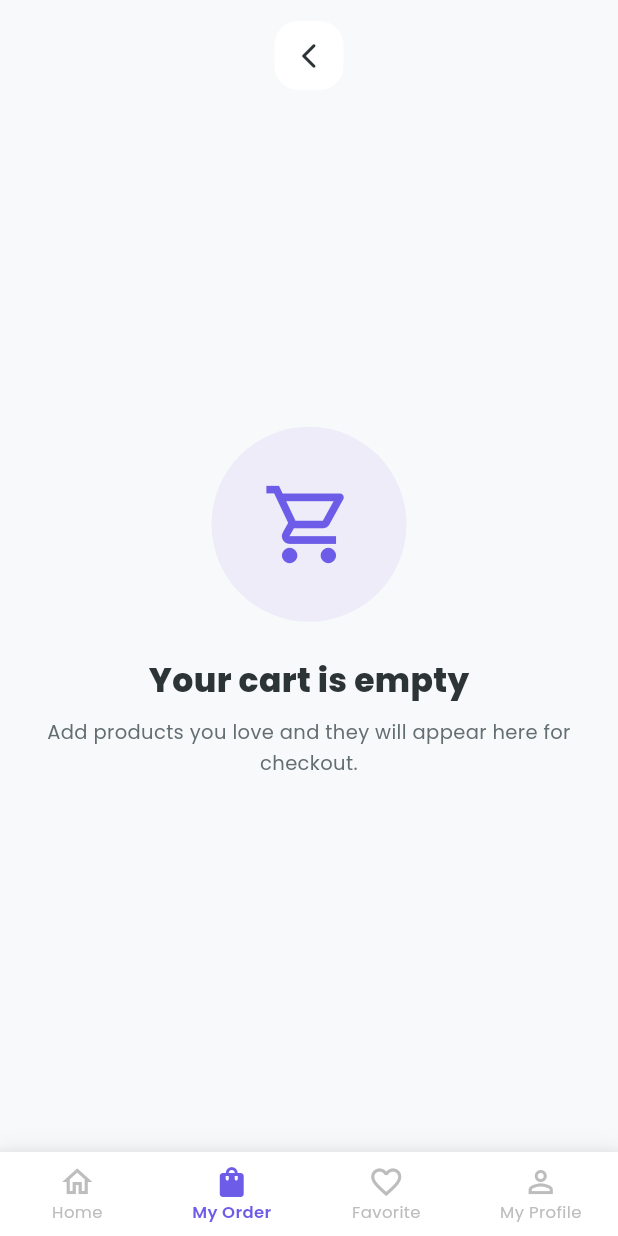
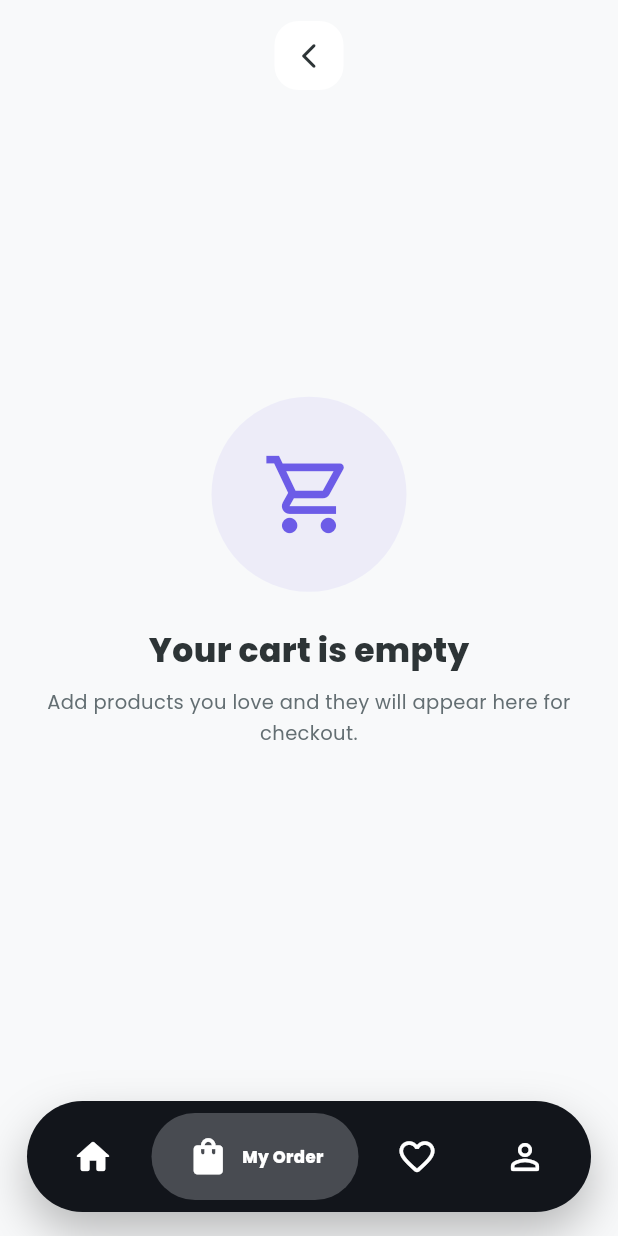
Before and after one commit to shenalchanu8/RACKTRADE, a Flutter app: the MainScreen screen opened directly, item 2 of the bottom bar chosen, on a phone screen of 412 x 824 dp. Run offline on Flutter 3.47's test engine with Material 3 defaults, Android fonts, the phone set to English and light mode, and no system bars; our stand-ins replace carousel_slider, flutter_rating_bar, google_fonts, shared_preferences, smooth_page_indicator; accounts and stored records are empty; network calls fail.

Commit message:
update nav bar

```diff
--- a/urban_threads/lib/widgets/bottom_nav_bar.dart
+++ b/urban_threads/lib/widgets/bottom_nav_bar.dart
@@ -18,78 +18,144 @@ class BottomNavBar extends StatelessWidget {
 
   @override
   Widget build(BuildContext context) {
-    return Container(
+    const items = [
+      _NavItemData(
+        icon: Icons.home_rounded,
+        label: 'Home',
+      ),
+      _NavItemData(
+        icon: Icons.shopping_bag_outlined,
+        activeIcon: Icons.shopping_bag_rounded,
+        label: 'My Order',
+      ),
+      _NavItemData(
+        icon: Icons.favorite_border_rounded,
+        activeIcon: Icons.favorite_rounded,
+        label: 'Favorite',
+      ),
+      _NavItemData(
+        icon: Icons.person_outline_rounded,
+        activeIcon: Icons.person_rounded,
+        label: 'My Profile',
+      ),
+    ];
+    final counts = [0, cartItemCount, favoriteItemCount, 0];
+
+    return SafeArea(
+      top: false,
+      child: Padding(
+        padding: const EdgeInsets.fromLTRB(18, 6, 18, 16),
+        child: Container(
+          height: 74,
+          padding: const EdgeInsets.all(8),
           decoration: BoxDecoration(
-        color: Colors.white,
+            color: const Color(0xFF12151B),
+            borderRadius: BorderRadius.circular(38),
             boxShadow: [
               BoxShadow(
-            color: Colors.grey.withOpacity(0.1),
-            spreadRadius: 1,
-            blurRadius: 10,
-            offset: const Offset(0, -5),
+                color: Colors.black.withValues(alpha: 0.26),
+                blurRadius: 26,
+                offset: const Offset(0, 14),
               ),
             ],
           ),
-      child: BottomNavigationBar(
-        currentIndex: currentIndex,
-        onTap: onTap,
-        type: BottomNavigationBarType.fixed,
-        backgroundColor: Colors.white,
-        selectedItemColor: AppColors.secondary,
-        unselectedItemColor: Colors.grey.shade400,
-        selectedLabelStyle: GoogleFonts.poppins(
-          fontSize: 11,
-          fontWeight: FontWeight.w600,
+          child: Row(
+            children: List.generate(items.length, (index) {
+              final item = items[index];
+              final isSelected = currentIndex == index;
+              return _NavBarItem(
+                item: item,
+                count: counts[index],
+                isSelected: isSelected,
+                onTap: () => onTap(index),
+              );
+            }),
           ),
-        unselectedLabelStyle: GoogleFonts.poppins(
-          fontSize: 11,
         ),
-        items: [
-          const BottomNavigationBarItem(
-            icon: Icon(Icons.home_outlined),
-            activeIcon: Icon(Icons.home),
-            label: 'Home',
-          ),
-          BottomNavigationBarItem(
-            icon: _BadgeIcon(
-              icon: Icons.shopping_bag_outlined,
-              count: cartItemCount,
-            ),
-            activeIcon: _BadgeIcon(
-              icon: Icons.shopping_bag,
-              count: cartItemCount,
-            ),
-            label: 'My Order',
-          ),
-          BottomNavigationBarItem(
-            icon: _BadgeIcon(
-              icon: Icons.favorite_outline,
-              count: favoriteItemCount,
-            ),
-            activeIcon: _BadgeIcon(
-              icon: Icons.favorite,
-              count: favoriteItemCount,
-            ),
-            label: 'Favorite',
-          ),
-          const BottomNavigationBarItem(
-            icon: Icon(Icons.person_outline),
-            activeIcon: Icon(Icons.person),
-            label: 'My Profile',
-          ),
-        ],
       ),
     );
   }
 }
 
-class _BadgeIcon extends StatelessWidget {
+class _NavBarItem extends StatelessWidget {
+  final _NavItemData item;
+  final int count;
+  final bool isSelected;
+  final VoidCallback onTap;
+
+  const _NavBarItem({
+    required this.item,
+    required this.count,
+    required this.isSelected,
+    required this.onTap,
+  });
+
+  @override
+  Widget build(BuildContext context) {
+    final icon = isSelected ? item.activeIcon ?? item.icon : item.icon;
+
+    return Expanded(
+      flex: isSelected ? 2 : 1,
+      child: Semantics(
+        button: true,
+        selected: isSelected,
+        label: item.label,
+        child: InkWell(
+          onTap: onTap,
+          borderRadius: BorderRadius.circular(32),
+          child: AnimatedContainer(
+            duration: const Duration(milliseconds: 220),
+            curve: Curves.easeOutCubic,
+            height: double.infinity,
+            margin: const EdgeInsets.symmetric(horizontal: 3),
+            padding: EdgeInsets.symmetric(horizontal: isSelected ? 14 : 6),
+            decoration: BoxDecoration(
+              color: isSelected ? const Color(0xFF484B51) : Colors.transparent,
+              borderRadius: BorderRadius.circular(32),
+            ),
+            child: isSelected
+                ? Row(
+                    mainAxisAlignment: MainAxisAlignment.center,
+                    children: [
+                      _NavIcon(icon: icon, count: count, isSelected: true),
+                      const SizedBox(width: 8),
+                      Flexible(
+                        child: Text(
+                          item.label,
+                          style: GoogleFonts.poppins(
+                            color: Colors.white,
+                            fontSize: 11,
+                            fontWeight: FontWeight.w800,
+                          ),
+                          maxLines: 1,
+                          overflow: TextOverflow.ellipsis,
+                        ),
+                      ),
+                    ],
+                  )
+                : Center(
+                    child: _NavIcon(
+                      icon: icon,
+                      count: count,
+                      isSelected: false,
+                    ),
+                  ),
+          ),
+        ),
+      ),
+    );
+  }
+}
+
+class _NavIcon extends StatelessWidget {
   final IconData icon;
   final int count;
+  final bool isSelected;
 
-  const _BadgeIcon({
+  const _NavIcon({
     required this.icon,
     required this.count,
+    required this.isSelected,
   });
 
   @override
@@ -97,33 +163,58 @@ class _BadgeIcon extends StatelessWidget {
     return Stack(
       clipBehavior: Clip.none,
       children: [
-        Icon(icon),
+        Icon(
+          icon,
+          color: Colors.white,
+          size: isSelected ? 29 : 28,
+        ),
         if (count > 0)
           Positioned(
             right: -8,
             top: -7,
-            child: Container(
-              padding: const EdgeInsets.all(3),
-              decoration: const BoxDecoration(
-                color: AppColors.error,
-                shape: BoxShape.circle,
-              ),
-              constraints: const BoxConstraints(
-                minWidth: 16,
-                minHeight: 16,
-              ),
-              child: Text(
-                count > 99 ? '99+' : '$count',
-                style: const TextStyle(
-                  color: Colors.white,
-                  fontSize: 8,
-                  fontWeight: FontWeight.bold,
-                ),
-                textAlign: TextAlign.center,
-              ),
-            ),
+            child: _Badge(count: count),
           ),
       ],
     );
   }
 }
+
+class _Badge extends StatelessWidget {
+  final int count;
+
+  const _Badge({required this.count});
+
+  @override
+  Widget build(BuildContext context) {
+    return Container(
+      padding: const EdgeInsets.all(3),
+      constraints: const BoxConstraints(minWidth: 16, minHeight: 16),
+      decoration: const BoxDecoration(
+        color: AppColors.error,
+        shape: BoxShape.circle,
+      ),
+      child: Text(
+        count > 99 ? '99+' : '$count',
+        textAlign: TextAlign.center,
+        style: const TextStyle(
+          color: Colors.white,
+          fontSize: 8,
+          height: 1,
+          fontWeight: FontWeight.w800,
+        ),
+      ),
+    );
+  }
+}
+
+class _NavItemData {
+  final IconData icon;
+  final IconData? activeIcon;
+  final String label;
+
+  const _NavItemData({
+    required this.icon,
+    this.activeIcon,
+    required this.label,
+  });
+}
```
Lines whose indentation alone changed are shown as unchanged.
